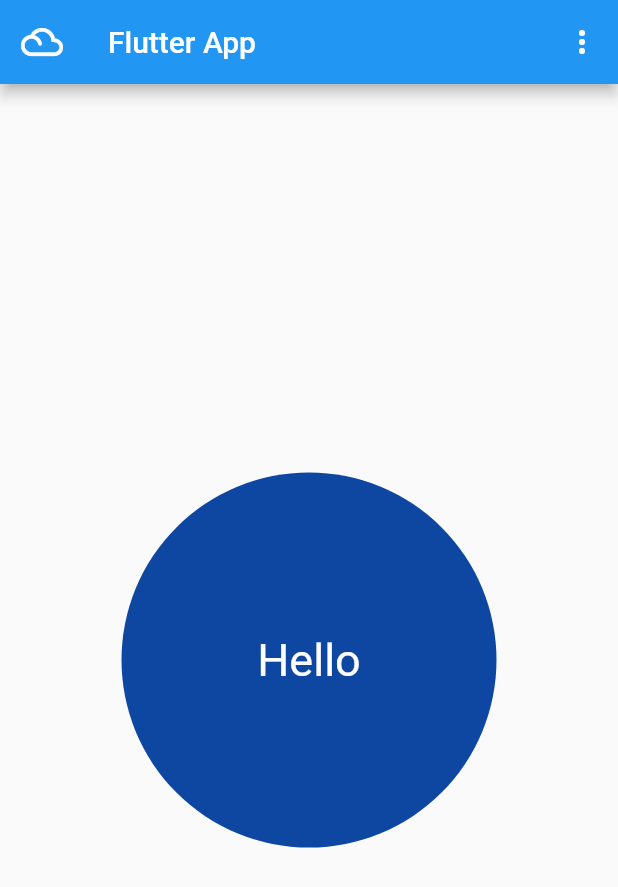
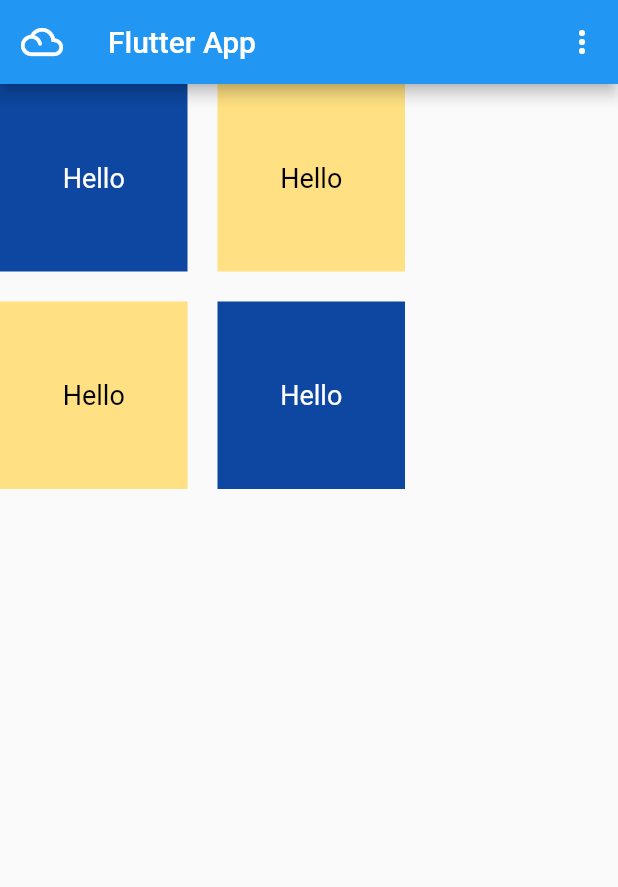
Before and after one commit to tamathecxder/flutter_fasttrack, a Flutter app: the screen it shows after launch, on a phone screen of 412 x 824 dp. Shown: the top 887 px of the screen. Run offline on Flutter 3.47's test engine with Material 2 defaults, Android fonts, the phone set to English and light mode, and no system bars; project files that could hold a hidden picture were left out.

Commit message:
Menyelesaikan soal 7-12 tentang Row dan Column

```diff
--- a/lib/main.dart
+++ b/lib/main.dart
@@ -1,9 +1,15 @@
 import 'package:fasttrack_app/widgets/widget_page_1.dart';
+import 'package:fasttrack_app/widgets/widget_part_10.dart';
+import 'package:fasttrack_app/widgets/widget_part_11.dart';
+import 'package:fasttrack_app/widgets/widget_part_12.dart';
 import 'package:fasttrack_app/widgets/widget_part_2.dart';
 import 'package:fasttrack_app/widgets/widget_part_3.dart';
 import 'package:fasttrack_app/widgets/widget_part_4.dart';
 import 'package:fasttrack_app/widgets/widget_part_5.dart';
 import 'package:fasttrack_app/widgets/widget_part_6.dart';
+import 'package:fasttrack_app/widgets/widget_part_7.dart';
+import 'package:fasttrack_app/widgets/widget_part_8.dart';
+import 'package:fasttrack_app/widgets/widget_part_9.dart';
 import 'package:flutter/material.dart';
 
 void main(List<String> args) {
@@ -17,7 +23,7 @@ class MyApp extends StatelessWidget {
   Widget build(BuildContext context) {
     return MaterialApp(
       debugShowCheckedModeBanner: false,
-      home: WidgetPage6(),
+      home: WidgetPage12(),
     );
   }
 }
--- /dev/null
+++ b/lib/widgets/widget_part_12.dart
@@ -0,0 +1,93 @@
+import 'package:flutter/material.dart';
+
+class WidgetPage12 extends StatelessWidget {
+  const WidgetPage12({
+    Key? key,
+  }) : super(key: key);
+
+  @override
+  Widget build(BuildContext context) {
+    return Scaffold(
+      appBar: AppBar(
+        leading: Icon(Icons.filter_drama_rounded, size: 28),
+        title: Text("Flutter App"),
+        centerTitle: false,
+        actions: [
+          IconButton(
+            onPressed: () {
+              print("Click More");
+            },
+            icon: Icon(Icons.more_vert),
+          )
+        ],
+      ),
+      body: Row(
+        children: [
+          Column(
+            mainAxisAlignment: MainAxisAlignment.start,
+            children: [
+              Container(
+                width: 125,
+                height: 125,
+                color: Colors.blue[900],
+                child: Center(
+                  child: Text(
+                    "Hello",
+                    style: TextStyle(fontSize: 18, color: Colors.white),
+                  ),
+                ),
+              ),
+              SizedBox(
+                height: 20,
+              ),
+              Container(
+                width: 125,
+                height: 125,
+                color: Colors.amber[200],
+                child: Center(
+                  child: Text(
+                    "Hello",
+                    style: TextStyle(fontSize: 18, color: Colors.black),
+                  ),
+                ),
+              ),
+            ],
+          ),
+          SizedBox(
+            width: 20,
+          ),
+          Column(
+            mainAxisAlignment: MainAxisAlignment.start,
+            children: [
+              Container(
+                width: 125,
+                height: 125,
+                color: Colors.amber[200],
+                child: Center(
+                  child: Text(
+                    "Hello",
+                    style: TextStyle(fontSize: 18, color: Colors.black),
+                  ),
+                ),
+              ),
+              SizedBox(
+                height: 20,
+              ),
+              Container(
+                width: 125,
+                height: 125,
+                color: Colors.blue[900],
+                child: Center(
+                  child: Text(
+                    "Hello",
+                    style: TextStyle(fontSize: 18, color: Colors.white),
+                  ),
+                ),
+              ),
+            ],
+          ),
+        ],
+      ),
+    );
+  }
+}
```
Also changed, not shown: lib/widgets/widget_part_10.dart (added, +58 -0 lines), lib/widgets/widget_part_11.dart (added, +53 -0 lines), lib/widgets/widget_part_7.dart (added, +55 -0 lines), lib/widgets/widget_part_8.dart (added, +55 -0 lines), lib/widgets/widget_part_9.dart (added, +56 -0 lines).
